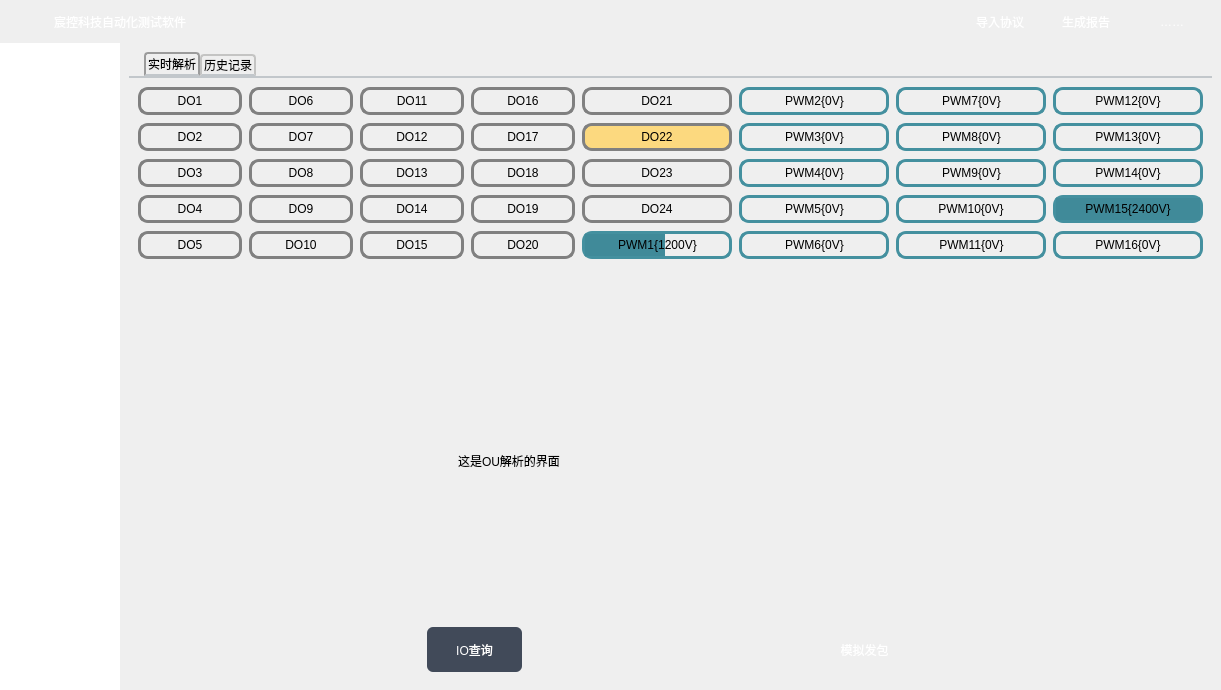
Qt form KCTS/KCTS Project/UI/main_window_ui.ui (learniuH/work) before a commit.
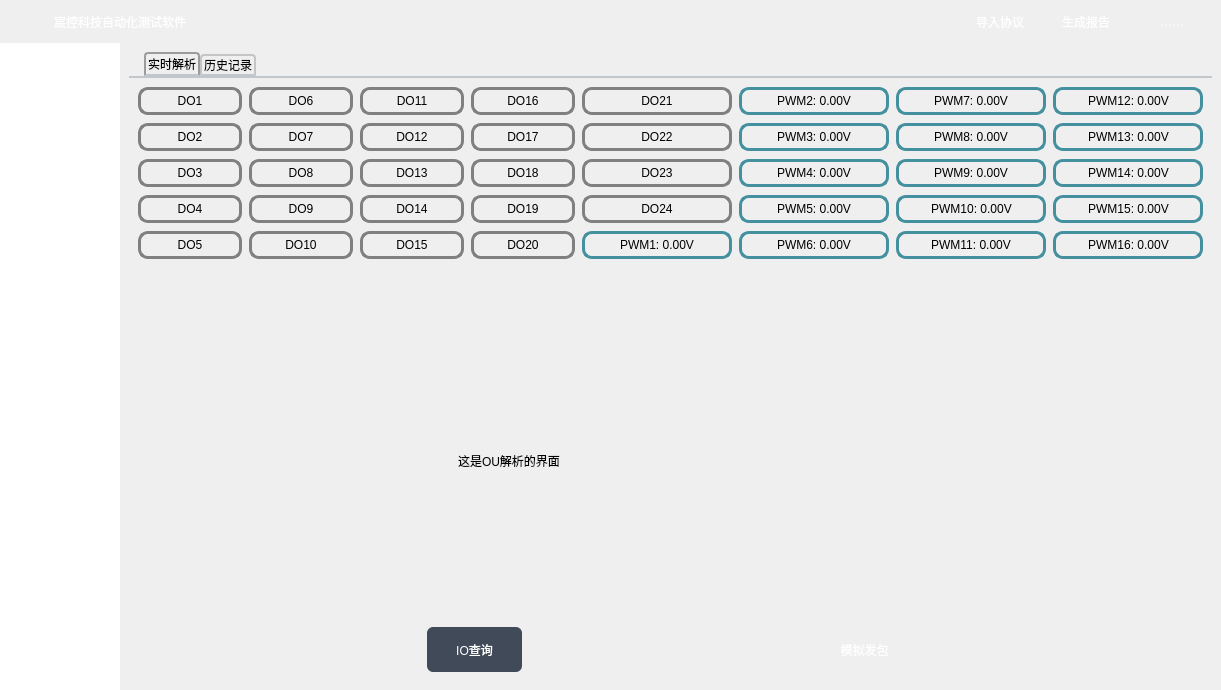
The same form after that commit. The open tabs and pages were chosen to show the change.

```diff
--- a/KCTS/KCTS Project/UI/main_window_ui.ui
+++ b/KCTS/KCTS Project/UI/main_window_ui.ui
@@ -1222,7 +1222,7 @@
                        <number>2400</number>
                       </property>
                       <property name="value">
-                       <number>2400</number>
+                       <number>0</number>
                       </property>
                       <property name="alignment">
                        <set>Qt::AlignCenter</set>
@@ -1231,7 +1231,7 @@
                        <bool>true</bool>
                       </property>
                       <property name="format">
-                       <string>PWM15{%vV}</string>
+                       <string>PWM15: %v.00V</string>
                       </property>
                      </widget>
                     </item>
@@ -1278,7 +1278,7 @@
                        <bool>true</bool>
                       </property>
                       <property name="format">
-                       <string>PWM7{%vV}</string>
+                       <string>PWM7: %v.00V</string>
                       </property>
                      </widget>
                     </item>
@@ -1325,7 +1325,7 @@
                        <bool>true</bool>
                       </property>
                       <property name="format">
-                       <string>PWM2{%vV}</string>
+                       <string>PWM2: %v.00V</string>
                       </property>
                      </widget>
                     </item>
@@ -1372,7 +1372,7 @@
                        <bool>true</bool>
                       </property>
                       <property name="format">
-                       <string>PWM10{%vV}</string>
+                       <string>PWM10: %v.00V</string>
                       </property>
                      </widget>
                     </item>
@@ -1419,7 +1419,7 @@
                        <bool>true</bool>
                       </property>
                       <property name="format">
-                       <string>PWM6{%vV}</string>
+                       <string>PWM6: %v.00V</string>
                       </property>
                      </widget>
                     </item>
@@ -1466,7 +1466,7 @@
                        <bool>true</bool>
                       </property>
                       <property name="format">
-                       <string>PWM3{%vV}</string>
+                       <string>PWM3: %v.00V</string>
                       </property>
                      </widget>
                     </item>
@@ -1513,7 +1513,7 @@
                        <bool>true</bool>
                       </property>
                       <property name="format">
-                       <string>PWM8{%vV}</string>
+                       <string>PWM8: %v.00V</string>
                       </property>
                      </widget>
                     </item>
@@ -1554,7 +1554,7 @@
                        <bool>true</bool>
                       </property>
                       <property name="format">
-                       <string>PWM13{%vV}</string>
+                       <string>PWM13: %v.00V</string>
                       </property>
                      </widget>
                     </item>
@@ -1592,7 +1592,7 @@
                        <number>2400</number>
                       </property>
                       <property name="value">
-                       <number>1200</number>
+                       <number>0</number>
                       </property>
                       <property name="alignment">
                        <set>Qt::AlignCenter</set>
@@ -1601,7 +1601,7 @@
                        <bool>true</bool>
                       </property>
                       <property name="format">
-                       <string>PWM1{%vV}</string>
+                       <string>PWM1: %v.00V</string>
                       </property>
                      </widget>
                     </item>
@@ -1642,7 +1642,7 @@
                        <bool>true</bool>
                       </property>
                       <property name="format">
-                       <string>PWM14{%vV}</string>
+                       <string>PWM14: %v.00V</string>
                       </property>
                      </widget>
                     </item>
@@ -1689,7 +1689,7 @@
                        <bool>true</bool>
                       </property>
                       <property name="format">
-                       <string>PWM5{%vV}</string>
+                       <string>PWM5: %v.00V</string>
                       </property>
                      </widget>
                     </item>
@@ -1736,7 +1736,7 @@
                        <bool>true</bool>
                       </property>
                       <property name="format">
-                       <string>PWM4{%vV}</string>
+                       <string>PWM4: %v.00V</string>
                       </property>
                      </widget>
                     </item>
@@ -1818,7 +1818,7 @@
                        <bool>true</bool>
                       </property>
                       <property name="format">
-                       <string>PWM11{%vV}</string>
+                       <string>PWM11: %v.00V</string>
                       </property>
                      </widget>
                     </item>
@@ -1865,7 +1865,7 @@
                        <bool>true</bool>
                       </property>
                       <property name="format">
-                       <string>PWM12{%vV}</string>
+                       <string>PWM12: %v.00V</string>
                       </property>
                      </widget>
                     </item>
@@ -1912,7 +1912,7 @@
                        <bool>true</bool>
                       </property>
                       <property name="format">
-                       <string>PWM9{%vV}</string>
+                       <string>PWM9: %v.00V</string>
                       </property>
                      </widget>
                     </item>
@@ -1953,7 +1953,7 @@
                        <bool>true</bool>
                       </property>
                       <property name="format">
-                       <string>PWM16{%vV}</string>
+                       <string>PWM16: %v.00V</string>
                       </property>
                      </widget>
                     </item>
@@ -2753,7 +2753,8 @@
     border-radius: 10px;
 	text-align: center;
 	font: 9pt &quot;微软雅黑&quot;;
-    background-color: #fcd97f;
+    background-color: qlineargradient(x1: 0, y1: 0, x2: 0, y2: 1,
+                                      stop: 0 #f6f7fa, stop: 1 #dadbde);
 }</string>
                       </property>
                       <property name="text">
```
Left out of the diff: 15 changed lines with no effect on the pictures.
